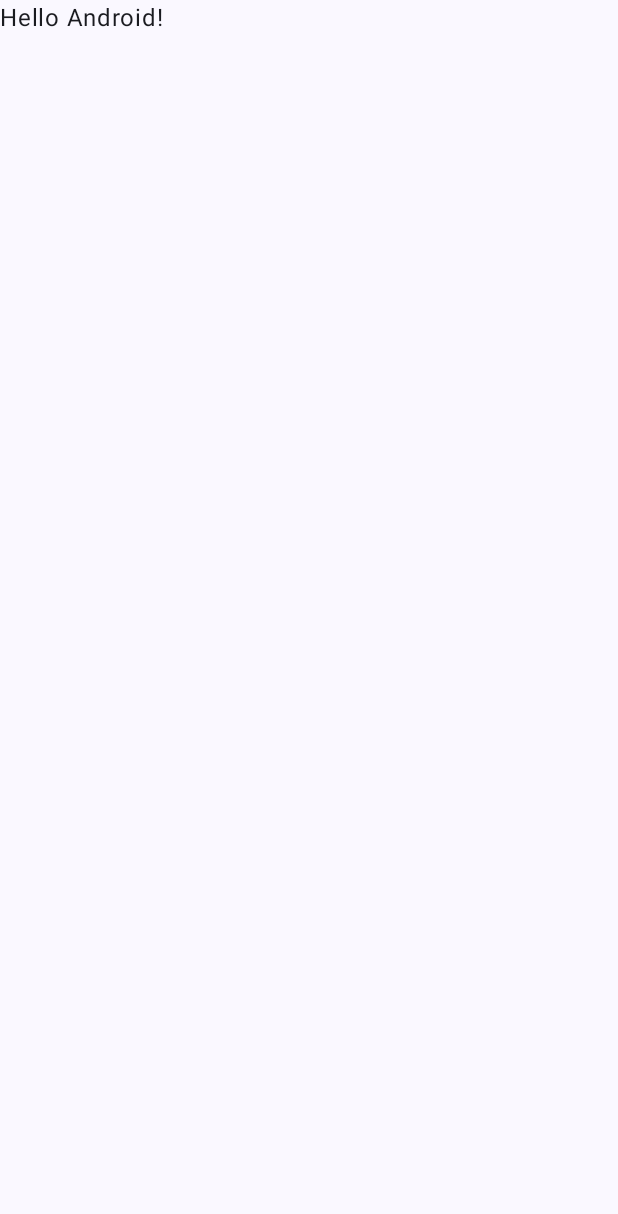
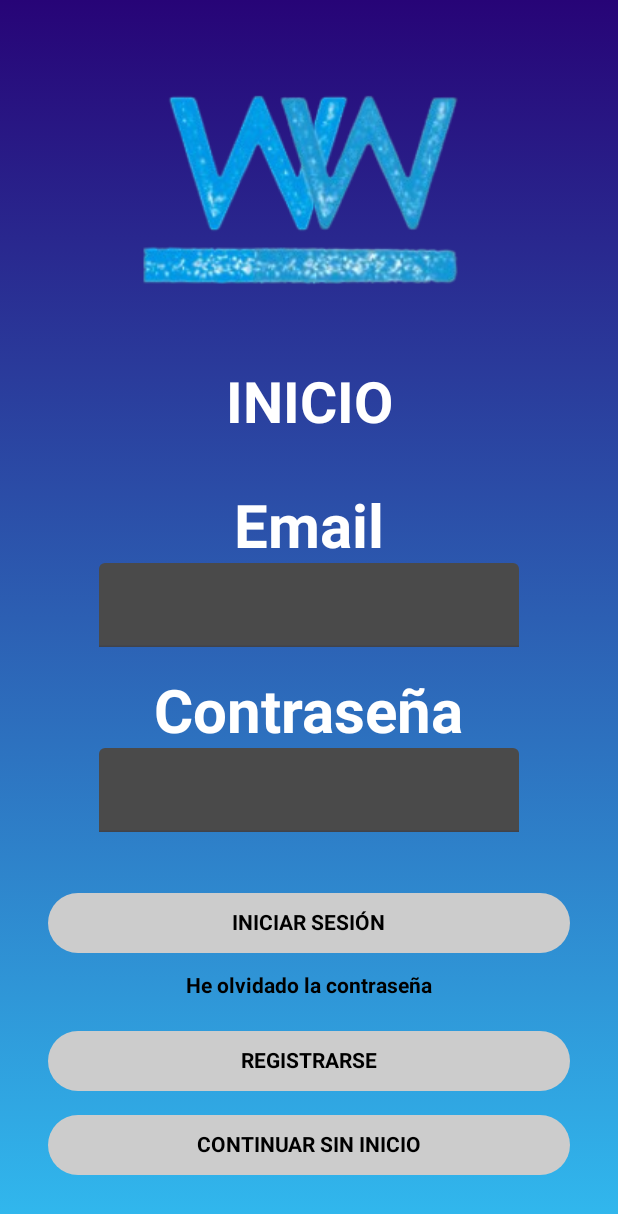
Before and after one commit to Iker-Reki/TFGAgua, an Android app built with Jetpack Compose: the screen it shows after launch (MainActivity), on a phone screen of 412 x 824 dp. Before the commit the part shown is almost empty. Shown: the top 1214 px of the screen. Run offline under Robolectric (Android 15) with nearby library versions, the phone set to English and light mode, and no system bars; our stand-ins replace Firebase (no records; nobody signed in at launch, a user with empty details on screens opened directly).

Commit message:
Añadido clases data y las vistas hechas con la navegacion a medias

```diff
--- a/app/src/main/java/com/example/tfgagua/MainActivity.kt
+++ b/app/src/main/java/com/example/tfgagua/MainActivity.kt
@@ -1,47 +1,97 @@
 package com.example.tfgagua
 
 import android.os.Bundle
+import android.util.Log
 import androidx.activity.ComponentActivity
 import androidx.activity.compose.setContent
 import androidx.activity.enableEdgeToEdge
-import androidx.compose.foundation.layout.fillMaxSize
-import androidx.compose.foundation.layout.padding
 import androidx.compose.material3.Scaffold
-import androidx.compose.material3.Text
+import androidx.compose.material3.Surface
 import androidx.compose.runtime.Composable
-import androidx.compose.ui.Modifier
-import androidx.compose.ui.tooling.preview.Preview
+import androidx.navigation.NavHostController
+import androidx.navigation.compose.NavHost
+import androidx.navigation.compose.composable
+import androidx.navigation.compose.rememberNavController
 import com.example.tfgagua.ui.theme.TFGAguaTheme
+import com.example.tfgagua.vista.InicioVista
+import com.example.tfgagua.vista.RegistroScreen
+import com.google.firebase.auth.FirebaseAuth
+import com.google.firebase.auth.ktx.auth
+import com.google.firebase.ktx.Firebase
 
 class MainActivity : ComponentActivity() {
+
+    private lateinit var navController: NavHostController
+    private lateinit var auth: FirebaseAuth
+
     override fun onCreate(savedInstanceState: Bundle?) {
         super.onCreate(savedInstanceState)
+        auth = Firebase.auth
         enableEdgeToEdge()
         setContent {
+
+            navController = rememberNavController()
+
             TFGAguaTheme {
-                Scaffold(modifier = Modifier.fillMaxSize()) { innerPadding ->
-                    Greeting(
-                        name = "Android",
-                        modifier = Modifier.padding(innerPadding)
-                    )
+                Surface {
+                    ElementosMenu(navController, auth)
                 }
             }
         }
     }
+
+    //Se llama despues del onCreate
+    /**
+     * Si el auth esta ya asociado va directamente a la vista de lista de embalses
+     */
+    override fun onStart() {
+        super.onStart()
+        val usuActual = auth.currentUser
+        if (usuActual != null){
+            //navController.navigate("lista")
+            Log.i("Prueba", "Estoy logeado")
+        }
+    }
+}
+/*
+@Composable
+fun MainScreen() {
+    //NavController  - NavHost -
+    val navController = rememberNavController()
+    ElementosMenu(navController)
 }
 
+ */
 @Composable
-fun Greeting(name: String, modifier: Modifier = Modifier) {
-    Text(
-        text = "Hello $name!",
-        modifier = modifier
-    )
-}
+fun ElementosMenu(navController: NavHostController, auth: FirebaseAuth) {
+    Scaffold(
+//        topBar = {
+//            TopBar(navController = navController)
+//        }
+    ) { paddingValues ->
+        NavHost(navController = navController, startDestination = "inicio") {
 
-@Preview(showBackground = true)
-@Composable
-fun GreetingPreview() {
-    TFGAguaTheme {
-        Greeting("Android")
+
+            composable("inicio") {
+                InicioVista(
+                    auth,
+                    navigateToFormReg = {navController.navigate("registro")},
+                    navigateTolista = {navController.navigate("lista")}
+                )
+            }
+
+            composable("registro") {
+
+                RegistroScreen(auth)
+
+            }
+
+            composable("lista") {
+
+
+
+            }
+
+        }
     }
 }
--- a/app/src/main/java/com/example/tfgagua/vista/InicioVista.kt
+++ b/app/src/main/java/com/example/tfgagua/vista/InicioVista.kt
@@ -1 +1,160 @@
 package com.example.tfgagua.vista
+
+
+import android.util.Log
+import androidx.compose.foundation.Image
+import androidx.compose.foundation.background
+import androidx.compose.foundation.layout.Column
+import androidx.compose.foundation.layout.Spacer
+import androidx.compose.foundation.layout.fillMaxSize
+import androidx.compose.foundation.layout.fillMaxWidth
+import androidx.compose.foundation.layout.height
+import androidx.compose.foundation.layout.padding
+import androidx.compose.material.Text
+
+import androidx.compose.material3.Button
+import androidx.compose.material3.ButtonDefaults
+import androidx.compose.material3.TextField
+import androidx.compose.material3.TextFieldDefaults
+import androidx.compose.runtime.Composable
+import androidx.compose.runtime.getValue
+import androidx.compose.runtime.mutableStateOf
+import androidx.compose.runtime.remember
+import androidx.compose.runtime.setValue
+import androidx.compose.ui.Alignment
+import androidx.compose.ui.Modifier
+import androidx.compose.ui.graphics.Brush
+import androidx.compose.ui.graphics.Color
+import androidx.compose.ui.graphics.Color.Companion.White
+import androidx.compose.ui.res.painterResource
+import androidx.compose.ui.text.font.FontWeight
+import androidx.compose.ui.unit.dp
+import androidx.compose.ui.unit.sp
+import com.example.tfgagua.R
+import com.example.tfgagua.ui.theme.DarkBlue
+import com.example.tfgagua.ui.theme.LightBlue
+import com.example.tfgagua.ui.theme.NoSelectField
+import com.example.tfgagua.ui.theme.SelectField
+import com.google.firebase.auth.FirebaseAuth
+
+
+@Composable
+fun InicioVista(
+    auth: FirebaseAuth,
+    navigateToFormReg: () -> Unit = {},
+    navigateTolista: () -> Unit = {}
+) {
+
+    var email by remember { mutableStateOf("") }
+    var contra by remember { mutableStateOf("") }
+
+
+    Column(
+        modifier = Modifier
+            .fillMaxSize()
+            //Degradado
+            .background(Brush.verticalGradient(listOf(DarkBlue, LightBlue))),
+        horizontalAlignment = Alignment.CenterHorizontally
+    ) {
+        Spacer(modifier = Modifier.weight(1f))
+        Image(painter = painterResource(id = R.drawable.icapp), contentDescription = "")
+        //TODO: Hacer el icono mas grande
+        Spacer(modifier = Modifier.weight(1f))
+        //TODO: Quitar el text de inicio???
+        Text(
+            "INICIO",
+            color = Color.White,
+            fontSize = 38.sp,
+            fontWeight = FontWeight.Bold
+        )
+        Spacer(modifier = Modifier.weight(1f))
+
+        //--------------------------------------------TEXTFIELD-----------------------------------------------
+
+
+        Text("Email", color = White, fontWeight = FontWeight.Bold, fontSize = 40.sp)
+        TextField(
+            value = email,
+            onValueChange = { email = it },
+            colors = TextFieldDefaults.colors(
+                unfocusedContainerColor =  NoSelectField,
+                focusedContainerColor = SelectField
+            )
+        )
+
+        Spacer(Modifier.height(20.dp))
+
+        Text("Contraseña", color = White, fontWeight = FontWeight.Bold, fontSize = 40.sp)
+        TextField(
+            value = contra,
+            onValueChange = { contra = it },
+            colors = TextFieldDefaults.colors(
+                unfocusedContainerColor =  NoSelectField,
+                focusedContainerColor = SelectField
+            ))
+        //TODO: Boxes de usuario y contraseña
+
+        Spacer(modifier = Modifier.weight(1f))
+
+        //--------------------------------------------BOTONES-----------------------------------------------
+
+        //TODO: Poner los botones en un metodo externo
+        //________________________Boton de logearse_____________________________
+        Button(
+            onClick = {
+                auth.signInWithEmailAndPassword(email,contra).addOnCompleteListener {
+                    if(it.isSuccessful){
+                        //navigateTolista()
+                        Log.i("Prueba","LOGIN OK")
+
+                    }else{
+                        //TODO: PopUp de mensaje de error
+                        Log.i("Prueba","LOGIN NO")
+                    }
+
+                }
+            },
+            modifier = Modifier
+                .fillMaxWidth()
+                .padding(horizontal = 32.dp),
+            colors = ButtonDefaults.buttonColors(containerColor = Color.LightGray)
+        ) {
+            Text(text = "INICIAR SESIÓN", color = Color.Black, fontWeight = FontWeight.Bold)
+        }
+
+        //________________________Texto de he olvidado contraseña_____________________________
+        Text(
+            //TODO: Poner el onCLick para que redirija o quitar la opcion o que muestre un mensaje de que se ponga en contacto con el servicio tecnico
+            text = "He olvidado la contraseña",
+            modifier = Modifier.padding(vertical = 10.dp), fontWeight = FontWeight.Bold
+        )
+
+        Spacer(modifier = Modifier.height(8.dp))
+
+        //________________________Boton de registrarse_____________________________
+        Button(
+            onClick = { navigateToFormReg() },
+            modifier = Modifier
+                .fillMaxWidth()
+                .padding(horizontal = 32.dp),
+            colors = ButtonDefaults.buttonColors(containerColor = Color.LightGray)
+        ) {
+            Text(text = "REGISTRARSE", color = Color.Black, fontWeight = FontWeight.Bold)
+        }
+
+        Spacer(modifier = Modifier.height(8.dp))
+
+        //________________________Boton de continuar sin inicio de sesion_____________________________
+        Button(
+            onClick = {},
+            modifier = Modifier
+                .fillMaxWidth()
+                .padding(horizontal = 32.dp),
+            colors = ButtonDefaults.buttonColors(containerColor = Color.LightGray)
+        ) {
+            Text(text = "CONTINUAR SIN INICIO", color = Color.Black, fontWeight = FontWeight.Bold)
+        }
+
+        Spacer(modifier = Modifier.weight(1f))
+    }
+}
```
Also changed, not shown: app/src/main/java/com/example/tfgagua/model/Dato.kt (added, +9 -0 lines), app/src/main/java/com/example/tfgagua/model/Embalse.kt (added, +12 -0 lines), app/src/main/java/com/example/tfgagua/model/Usu.kt (added, +12 -0 lines), app/src/main/java/com/example/tfgagua/vista/ContraVista.kt (+6 -3 lines), app/src/main/java/com/example/tfgagua/vista/FormRegVista.kt (+190 -0 lines).
